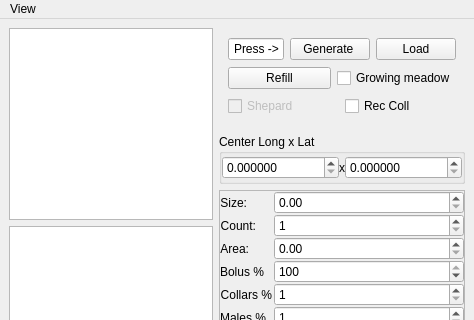
The window that mainwindow.ui (IvanTsantsarov/herdmind-simulator) describes before a commit, drawn with Qt 5; both pictures show x 0 to 474 and y 0 to 320 of the 474 by 1073 pixel window.
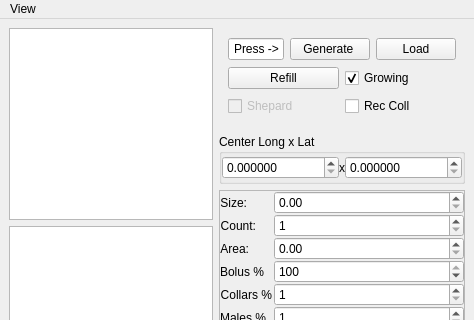
The same window after the commit. Icons and pictures are not drawn.

Diff of the .ui file:
```diff
--- a/mainwindow.ui
+++ b/mainwindow.ui
@@ -165,10 +165,10 @@
              <item>
               <widget class="QCheckBox" name="checkGrowingMeadow">
                <property name="text">
-                <string>Growing meadow</string>
+                <string>Growing</string>
                </property>
                <property name="checked">
-                <bool>false</bool>
+                <bool>true</bool>
                </property>
               </widget>
              </item>
```
Left out of the diff: 9 changed lines with no effect on the pictures.
